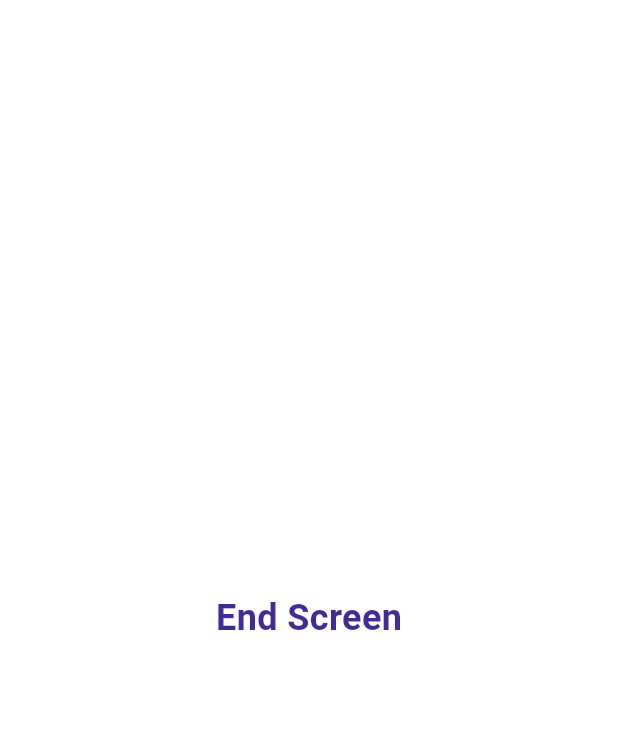
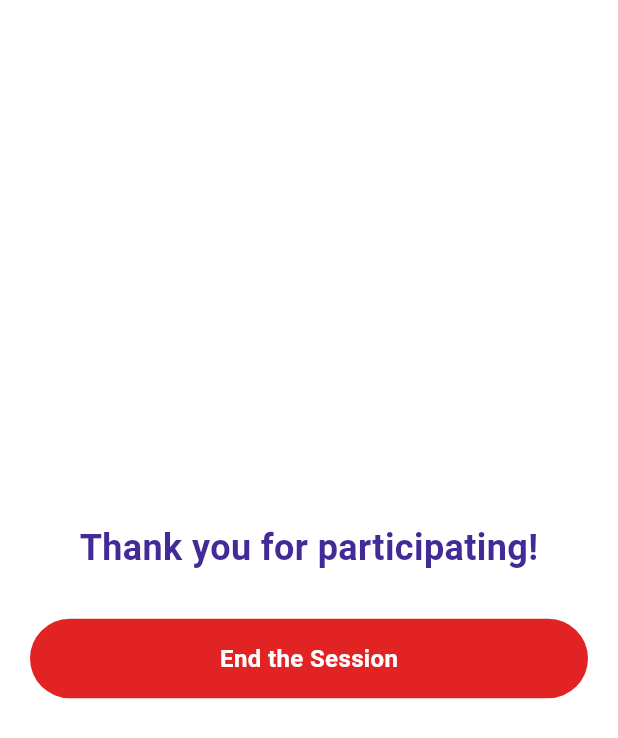
Before and after one commit to yudhisthereal/Behavioral_Data_Collection-Flutter, a Flutter app: the EndScreen screen opened directly, on a phone screen of 412 x 824 dp. Shown: the top 738 px of the screen. Run offline on Flutter 3.47's test engine with Material 3 defaults, Android fonts, the light colour scheme and no system bars; our stand-ins replace permission_handler.

Commit message:
Finish UI

```diff
--- a/lib/screens/card_swipe_screen.dart
+++ b/lib/screens/card_swipe_screen.dart
@@ -1,4 +1,5 @@
 import 'package:flutter/material.dart';
+import '../screens/end_screen.dart';
 import 'dart:math';
 import 'dart:async'; // Import for Timer
 import '../theme/colors.dart';
@@ -306,11 +307,16 @@
                   },
                   style: OutlinedButton.styleFrom(
                     shape: const CircleBorder(),
-                        side: const BorderSide(color: AppColors.black, width: 2),
+                    side: const BorderSide(color: AppColors.black),
                   ),
                   child: const Padding(
-                        padding: EdgeInsets.all(20.0),
-                        child: Text('Stop'),
+                    padding: EdgeInsets.all(32.0),
+                    child: Text(
+                      'Stop',
+                      style: TextStyle(
+                        color: AppColors.black
+                      ),
+                    ),
                   ),
                 ),
               ],
@@ -326,23 +332,3 @@
     super.dispose();
   }
 }
-
-    class EndScreen extends StatelessWidget {
-      const EndScreen({super.key});
-
-      @override
-      Widget build(BuildContext context) {
-        return const Scaffold(
-          body: Center(
-            child: Text(
-              'End Screen',
-              style: TextStyle(
-                fontWeight: FontWeight.bold,
-                fontSize: 24,
-                color: AppColors.primary,
-              ),
-            ),
-          ),
-        );
-      }
-    }
--- a/lib/screens/chatbot_screen.dart
+++ b/lib/screens/chatbot_screen.dart
@@ -104,6 +104,7 @@ class ChatbotScreenState extends State<ChatbotScreen> {
             controller: _controller,
             decoration: InputDecoration(
               hintText: 'Type a message',
+              hintStyle: const TextStyle(color: AppColors.darkGray, fontWeight: FontWeight.normal),
               border: OutlineInputBorder(
                 borderRadius: BorderRadius.circular(30.0),
                 borderSide: const BorderSide(color: Colors.black),
@@ -124,7 +125,7 @@ class ChatbotScreenState extends State<ChatbotScreen> {
 
 Widget _buildStartButton() {
   return Padding(
-      padding: const EdgeInsets.all(16.0),
+    padding: const EdgeInsets.all(24.0),
     child: OutlinedButton(
       onPressed: () {
         _startGame();
@@ -132,7 +133,7 @@ class ChatbotScreenState extends State<ChatbotScreen> {
       style: OutlinedButton.styleFrom(
         shape: const CircleBorder(),
         side: const BorderSide(color: Colors.black),
-          padding: const EdgeInsets.all(20),
+        padding: const EdgeInsets.all(32),
       ),
       child: const Text(
         "Start",
--- a/lib/screens/end_screen.dart
+++ b/lib/screens/end_screen.dart
@@ -0,0 +1,46 @@
+import 'package:behavioral_data_collection/screens/onboarding_screen.dart';
+import 'package:behavioral_data_collection/widgets/custom_button.dart';
+import 'package:flutter/material.dart';
+
+import '../theme/colors.dart';
+
+class EndScreen extends StatelessWidget {
+  const EndScreen({super.key});
+
+  @override
+  Widget build(BuildContext context) {
+    return Scaffold(
+      body: Center(
+        child: Column(
+          mainAxisAlignment: MainAxisAlignment.center,
+          crossAxisAlignment: CrossAxisAlignment.center,
+          children: [
+            // Thank You Text
+            const Text(
+              'Thank you for participating!',
+              textAlign: TextAlign.center,
+              style: TextStyle(
+                fontSize: 24.0,
+                fontWeight: FontWeight.bold,
+                color: Color(0xFF422B97), // Primary color
+              ),
+            ),
+            const SizedBox(height: 20.0),
+            // End the Session Button
+            CustomButton(
+                text: "End the Session",
+                bgColor: AppColors.red,
+                textColor: AppColors.onPrimary,
+                onPressed: () => {
+                  Navigator.push(
+                    context,
+                    MaterialPageRoute(builder: (context) => const OnboardingScreen())
+                  )
+                }
+            )
+          ],
+        ),
+      ),
+    );
+  }
+}
--- a/lib/screens/typing_test_screen.dart
+++ b/lib/screens/typing_test_screen.dart
@@ -190,7 +190,7 @@
                     side: const BorderSide(color: Colors.black),
                   ),
                   child: const Padding(
-                      padding: EdgeInsets.all(20.0),
+                    padding: EdgeInsets.all(32.0),
                     child: Text(
                       'Next',
                       style: TextStyle(color: Colors.black),
```
Lines whose indentation alone changed are shown as unchanged.
